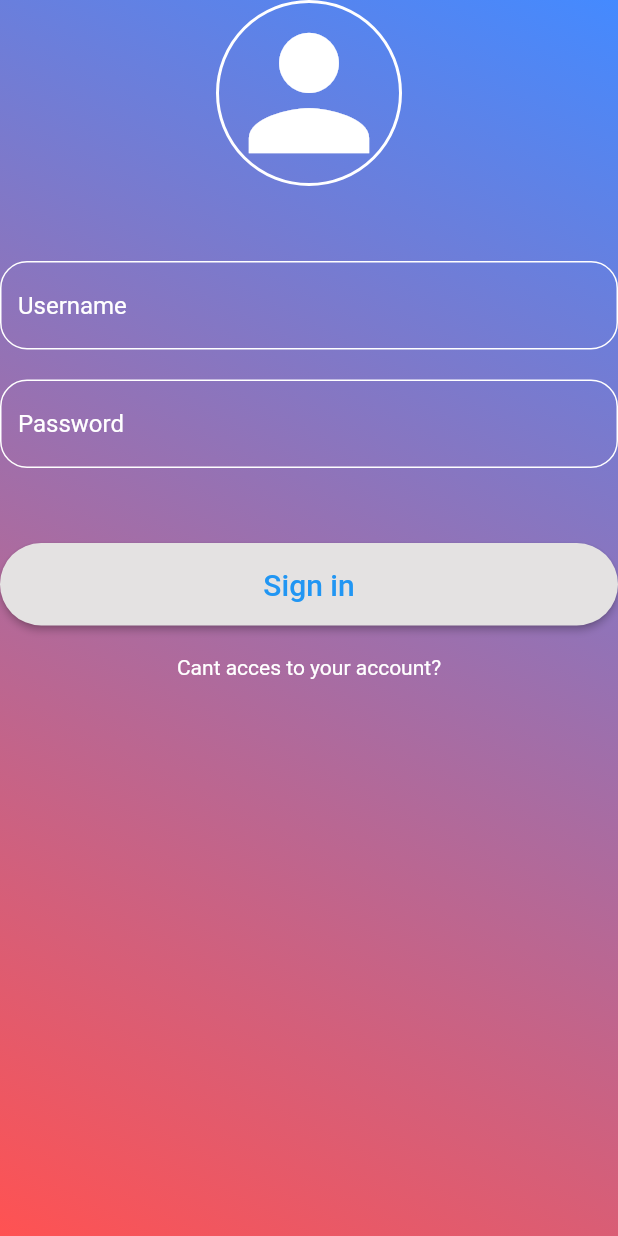
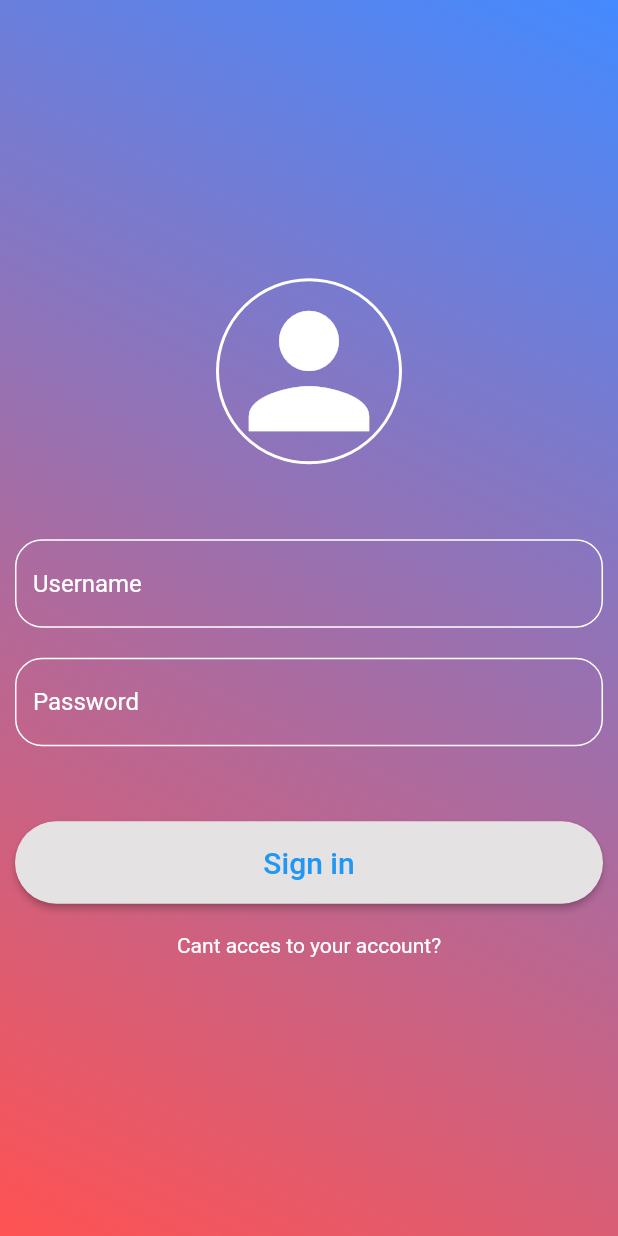
Before and after one commit to muzamilpirzada/flutter_apps_and_ui, a Flutter app: the screen it shows after launch, on a phone screen of 412 x 824 dp. Run offline on Flutter 3.47's test engine with Material 2 defaults, Android fonts, the light colour scheme and no system bars.

Commit message:
login screen changes

```diff
--- a/lib/main.dart
+++ b/lib/main.dart
@@ -12,6 +12,7 @@ class MyApp extends StatelessWidget {
   @override
   Widget build(BuildContext context) {
     return MaterialApp(
+      debugShowCheckedModeBanner: false,
       title: 'Flutter Demo',
       theme: ThemeData(
         // This is the theme of your application.
--- a/lib/pages/login_screen.dart
+++ b/lib/pages/login_screen.dart
@@ -24,7 +24,10 @@ class _LoginScreenState extends State<LoginScreen> {
       child: Scaffold(
         backgroundColor: Colors.transparent,
         body: Center(
+          child: Padding(
+            padding: const EdgeInsets.all(10.0),
             child: Column(
+              mainAxisAlignment: MainAxisAlignment.center,
               children: [
                 Container(
                   decoration: BoxDecoration(
@@ -116,6 +119,7 @@ class _LoginScreenState extends State<LoginScreen> {
             ),
           ),
         ),
+      ),
     );
   }
 }
```
Lines whose indentation alone changed are shown as unchanged.
